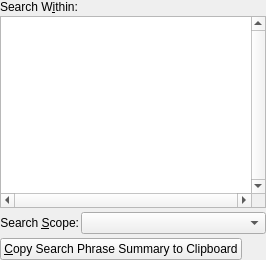
Above: programs/KJVCanOpener/KJVSearchCriteria.ui from dewhisna/KingJamesPureBibleSearch before the change. Below: the same form after it.
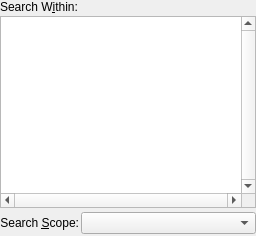
That is the form after the change. Icons and pictures are not drawn.

Commit message: Removed Add Search Phrase and Copy Search Phrase Summary buttons from CKJVSearchCriteriaWidget and moved them to the scrollAreaSearchPhrases.  This should free up some vertical space in that pane and make it easier for users to find.  And rebuilt the translations while working on the accelerators for them.

The edit to the form file:
```diff
--- a/programs/KJVCanOpener/KJVSearchCriteria.ui
+++ b/programs/KJVCanOpener/KJVSearchCriteria.ui
@@ -117,52 +117,6 @@
      </attribute>
     </widget>
    </item>
-   <item row="3" column="0">
-    <layout class="QHBoxLayout" name="horizontalLayout_2">
-     <property name="spacing">
-      <number>0</number>
-     </property>
-     <property name="margin">
-      <number>0</number>
-     </property>
-     <item>
-      <widget class="QPushButton" name="buttonCopySummary">
-       <property name="text">
-        <string>&amp;Copy Search Phrase Summary to Clipboard</string>
-       </property>
-      </widget>
-     </item>
-     <item>
-      <widget class="QPushButton" name="buttonAdd">
-       <property name="sizePolicy">
-        <sizepolicy hsizetype="Fixed" vsizetype="Fixed">
-         <horstretch>0</horstretch>
-         <verstretch>0</verstretch>
-        </sizepolicy>
-       </property>
-       <property name="maximumSize">
-        <size>
-         <width>24</width>
-         <height>24</height>
-        </size>
-       </property>
-       <property name="text">
-        <string/>
-       </property>
-       <property name="icon">
-        <iconset resource="KJVCanOpener.qrc">
-         <normaloff>:/res/list_add.png</normaloff>:/res/list_add.png</iconset>
-       </property>
-       <property name="shortcut">
-        <string>Ctrl+P</string>
-       </property>
-       <property name="flat">
-        <bool>true</bool>
-       </property>
-      </widget>
-     </item>
-    </layout>
-   </item>
   </layout>
  </widget>
  <tabstops>
```
Left out of the diff: 28 changed lines with no effect on the pictures. The commit also changes 8 other files.
